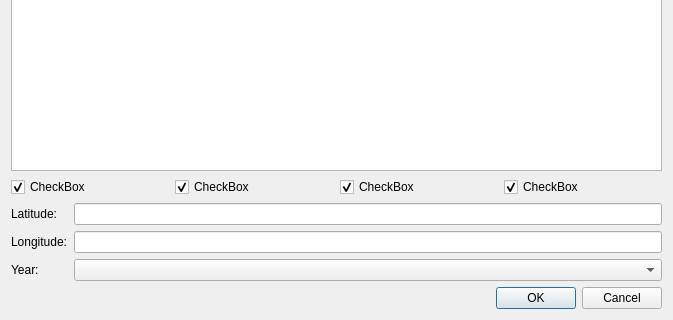
This is DWDImport/src/DWDMap.ui in Arombolosh/dwdImporter as Qt 5 draws it before an edit; both pictures show x 0 to 673 and y 492 to 812 of the 673 by 812 pixel window. The edited form follows.
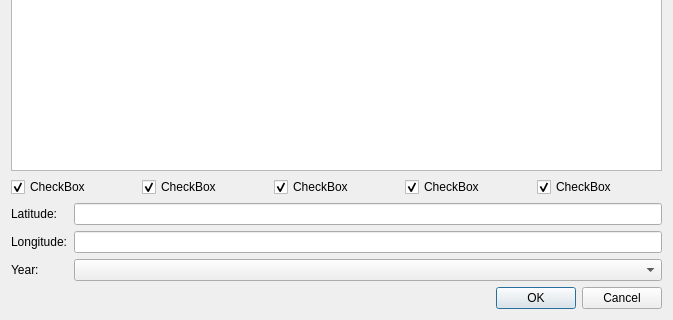
This is the edited form.

Commit message: Added Rain to show in map

Diff of the .ui file:
```diff
--- a/DWDImport/src/DWDMap.ui
+++ b/DWDImport/src/DWDMap.ui
@@ -63,6 +63,16 @@
        </property>
       </widget>
      </item>
+     <item>
+      <widget class="QCheckBox" name="checkBoxPrecipitation">
+       <property name="text">
+        <string>CheckBox</string>
+       </property>
+       <property name="checked">
+        <bool>true</bool>
+       </property>
+      </widget>
+     </item>
     </layout>
    </item>
    <item row="2" column="0">
```
The commit also changes 2 other files.
